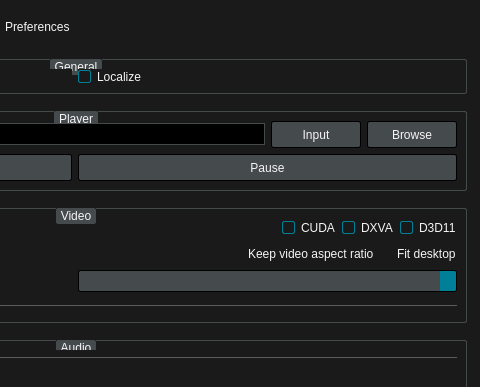
Old version of the form src/forms/preferencesdialog.ui in the repository wangwenx190/dynamic-desktop; both pictures show x 331 to 811 and y 0 to 387 of the 811 by 590 pixel window.
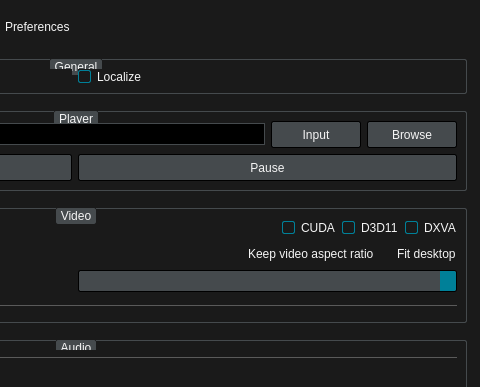
New version of the form. Icons and pictures are not drawn. Custom widgets are drawn as their Qt base class.

What changed in the file:
```diff
--- a/src/forms/preferencesdialog.ui
+++ b/src/forms/preferencesdialog.ui
@@ -534,16 +534,16 @@
          </widget>
         </item>
         <item>
-         <widget class="QCheckBox" name="checkBox_hwdec_dxva">
+         <widget class="QCheckBox" name="checkBox_hwdec_d3d11">
           <property name="text">
-           <string>DXVA</string>
+           <string>D3D11</string>
           </property>
          </widget>
         </item>
         <item>
-         <widget class="QCheckBox" name="checkBox_hwdec_d3d11">
+         <widget class="QCheckBox" name="checkBox_hwdec_dxva">
           <property name="text">
-           <string>D3D11</string>
+           <string>DXVA</string>
           </property>
          </widget>
         </item>
```
